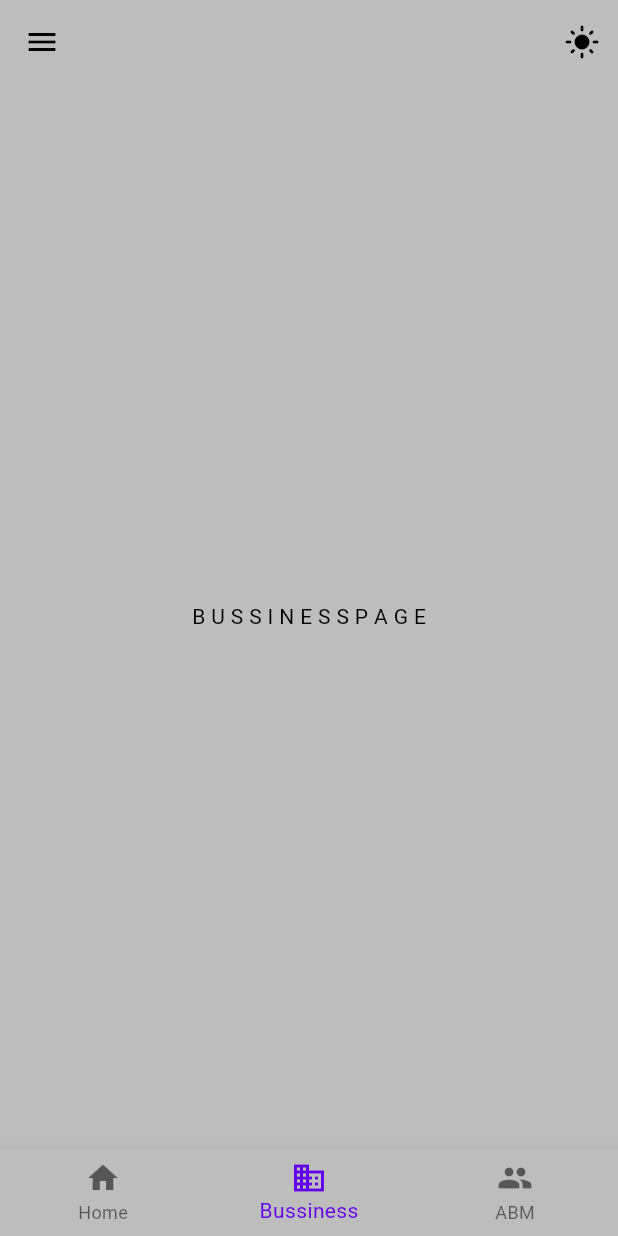
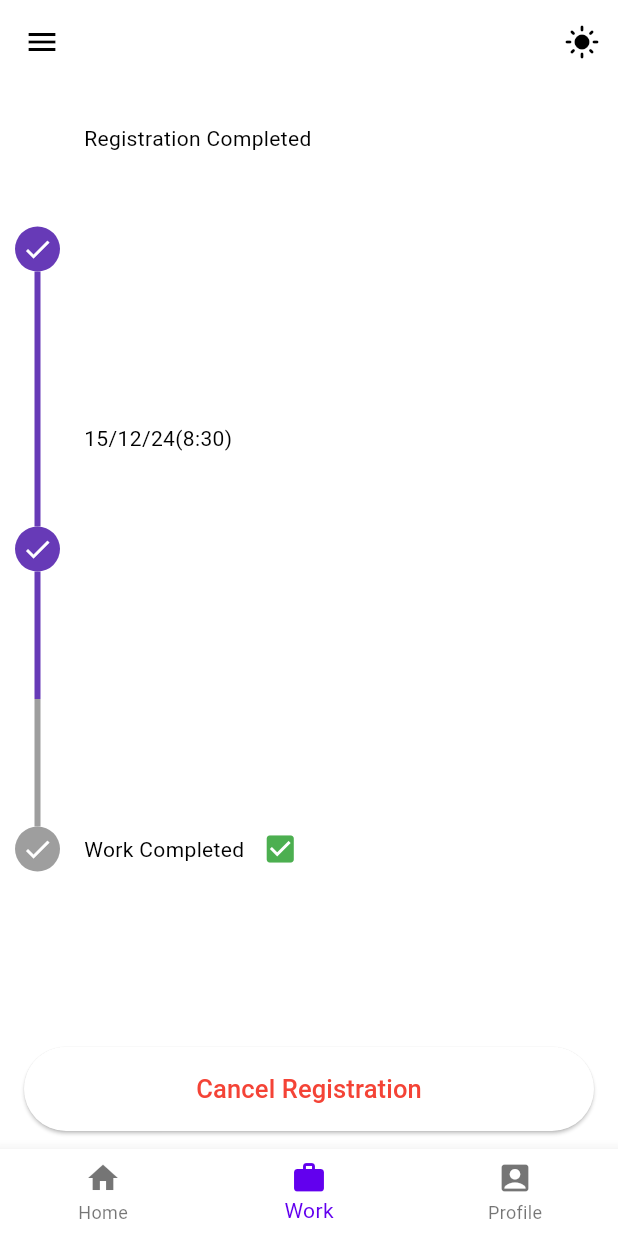
Before and after one commit to murshi-codelover/ework, a Flutter app: the screen it shows after launch, item 2 of the bottom bar chosen, on a phone screen of 412 x 824 dp. Run offline on Flutter 3.47's test engine with Material 3 defaults, Android fonts, the phone set to English and light mode, and no system bars; drawn by our look-alikes of timeline_tile.

Commit message:
Modified 3screen UI

```diff
--- a/lib/constants/colors/theme.dart
+++ b/lib/constants/colors/theme.dart
@@ -2,7 +2,7 @@ import 'package:flutter/material.dart';
 
 ThemeData lightMode = ThemeData(
   brightness: Brightness.light,
-  colorScheme: ColorScheme.light(surface: Colors.grey.shade400),
+  colorScheme: ColorScheme.light(surface: Colors.white),
 );
 
 ThemeData darkMode = ThemeData(
--- /dev/null
+++ b/lib/constants/widgets/mytimelinetile.dart
@@ -0,0 +1,44 @@
+import 'package:flutter/material.dart';
+import 'package:timeline_tile/timeline_tile.dart';
+
+class MyTimeLineTile extends StatelessWidget {
+  final bool isFirst;
+  final bool isLast;
+  final bool isPast;
+  final Widget endChild;
+
+  const MyTimeLineTile({
+    super.key,
+    required this.isFirst,
+    required this.isLast,
+    required this.isPast,
+    required this.endChild,
+  });
+
+  @override
+  Widget build(BuildContext context) {
+    return SizedBox(
+      height: 200,
+      //width: 200,
+      child: TimelineTile(
+        isFirst: isFirst,
+        isLast: isLast,
+        beforeLineStyle: LineStyle(
+          color: isPast ? Colors.deepPurple : Colors.grey,
+        ),
+        indicatorStyle: IndicatorStyle(
+          width: 30,
+          iconStyle: IconStyle(iconData: Icons.done, color: Colors.white),
+          color: isPast ? Colors.deepPurple : Colors.grey,
+        ),
+        endChild: Padding(
+          padding: const EdgeInsets.all(8.0),
+          child: Padding(
+            padding: const EdgeInsets.all(8.0),
+            child: endChild,
+          ),
+        ),
+      ),
+    );
+  }
+}
--- a/lib/main.dart
+++ b/lib/main.dart
@@ -1,8 +1,7 @@
 import 'package:flutter/material.dart';
 import 'package:newproject/constants/colors/themeprovider.dart';
+import 'package:newproject/presentation/mobilescreens/userscreen/screens/homescreen.dart';
 import 'package:provider/provider.dart';
-
-import 'presentation/mobilescreens/userscreen/screens/spalshscreen.dart';
 
 void main() {
   runApp(ChangeNotifierProvider(
@@ -18,7 +17,7 @@ class MyApp extends StatelessWidget {
   Widget build(BuildContext context) {
     return MaterialApp(
       debugShowCheckedModeBanner: false,
-      home: const SplashScreen(),
+      home: const HomeScreen(),
       theme: Provider.of<ThemeProvider>(context).themeData,
     );
   }
--- a/lib/presentation/mobilescreens/userscreen/bottomnavigation/bussinesspage.dart
+++ /dev/null
@@ -1,14 +0,0 @@
-import 'package:flutter/material.dart';
-
-class BussinessPage extends StatelessWidget {
-  const BussinessPage({super.key});
-
-  @override
-  Widget build(BuildContext context) {
-    return const Scaffold(
-      body: Center(
-        child: Text('B U S S I N E S S P A G E'),
-      ),
-    );
-  }
-}
--- /dev/null
+++ b/lib/presentation/mobilescreens/userscreen/bottomnavigation/works.dart
@@ -0,0 +1,69 @@
+import 'package:flutter/material.dart';
+import 'package:newproject/constants/widgets/mytimelinetile.dart';
+
+class WorksPage extends StatefulWidget {
+  const WorksPage({super.key});
+
+  @override
+  State<WorksPage> createState() => _WorksPageState();
+}
+
+class _WorksPageState extends State<WorksPage> {
+  @override
+  Widget build(BuildContext context) {
+    bool isPast = true;
+    return Scaffold(
+      body: Padding(
+        padding: const EdgeInsets.all(10.0),
+        child: ListView(
+          children: [
+            const MyTimeLineTile(
+              isFirst: true,
+              isLast: false,
+              isPast: true,
+              endChild: Text('Registration Completed'),
+            ),
+            const MyTimeLineTile(
+              isFirst: false,
+              isLast: false,
+              isPast: true,
+              endChild: Text('15/12/24(8:30)'),
+            ),
+            MyTimeLineTile(
+              isFirst: false,
+              isLast: true,
+              isPast: false,
+              endChild: Row(
+                children: [
+                  const Text('Work Completed'),
+                  IconButton(
+                    onPressed: () {
+                      setState(() {
+                        isPast = !isPast;
+                      });
+                    },
+                    icon: Icon(
+                      Icons.check_box,
+                      color: isPast == true ? Colors.green : Colors.grey,
+                    ),
+                  ),
+                ],
+              ),
+            ),
+          ],
+        ),
+      ),
+      bottomNavigationBar: BottomAppBar(
+        child: ElevatedButton(
+            onPressed: () {},
+            child: const Text(
+              'Cancel Registration',
+              style: TextStyle(
+                color: Colors.red,
+                fontSize: 17,
+              ),
+            )),
+      ),
+    );
+  }
+}
--- a/lib/presentation/mobilescreens/userscreen/screens/homescreen.dart
+++ b/lib/presentation/mobilescreens/userscreen/screens/homescreen.dart
@@ -3,9 +3,9 @@ import 'package:newproject/constants/widgets/mydrawer.dart';
 import 'package:provider/provider.dart';
 
 import '../../../../constants/colors/themeprovider.dart';
-import '../bottomnavigation/bussinesspage.dart';
 import '../bottomnavigation/homepage.dart';
 import '../bottomnavigation/profile.dart';
+import '../bottomnavigation/works.dart';
 
 class HomeScreen extends StatefulWidget {
   const HomeScreen({super.key});
@@ -18,7 +18,7 @@ class _HomeScreenState extends State<HomeScreen> {
   int _selectedIndex = 0;
   final List<Widget> _pages = [
     const HomePage(),
-    const BussinessPage(),
+    const WorksPage(),
     const ABM(),
   ];
 
@@ -46,9 +46,9 @@ class _HomeScreenState extends State<HomeScreen> {
       bottomNavigationBar: BottomNavigationBar(
         items: const [
           BottomNavigationBarItem(icon: Icon(Icons.home), label: 'Home'),
+          BottomNavigationBarItem(icon: Icon(Icons.work), label: 'Work'),
           BottomNavigationBarItem(
-              icon: Icon(Icons.business), label: 'Bussiness'),
-          BottomNavigationBarItem(icon: Icon(Icons.group), label: 'ABM'),
+              icon: Icon(Icons.account_box), label: 'Profile'),
         ],
         currentIndex: _selectedIndex,
         onTap: onItemTapped,
--- a/pubspec.yaml
+++ b/pubspec.yaml
@@ -36,6 +36,7 @@ dependencies:
   # Use with the CupertinoIcons class for iOS style icons.
   cupertino_icons: ^1.0.8
   provider: ^6.1.2
+  timeline_tile: ^2.0.0
   #firebase_auth: ^5.3.4
 
 dev_dependencies:
```
Also changed, not shown: lib/presentation/mobilescreens/userscreen/bottomnavigation/homepage.dart (+77 -17 lines), lib/presentation/mobilescreens/userscreen/bottomnavigation/profile.dart (+53 -4 lines), lib/presentation/mobilescreens/userscreen/screens/register/registrationscreen.dart (+60 -27 lines), pubspec.lock.
